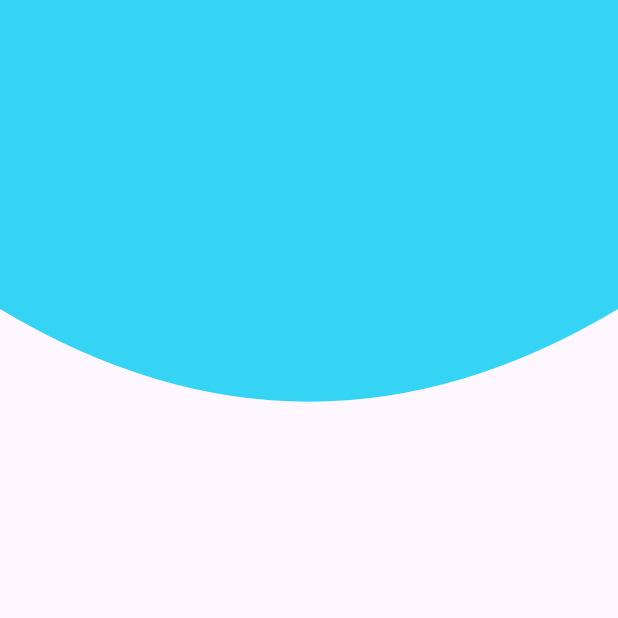
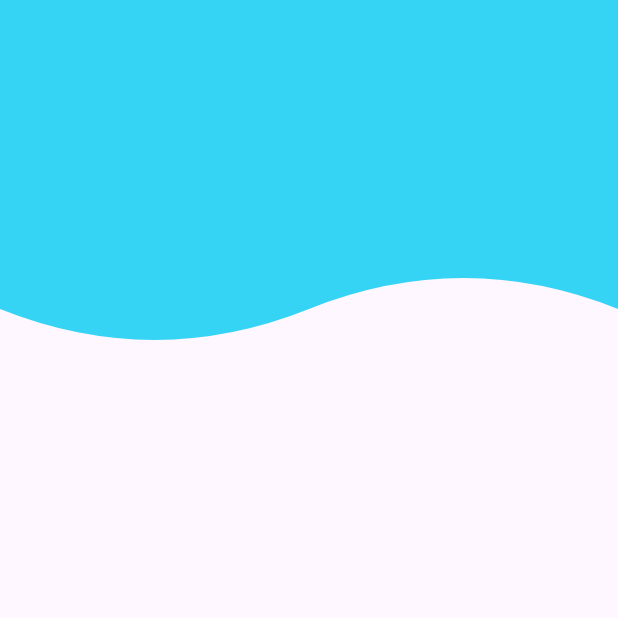
Before and after one commit to brunocoronado49/custom_painter, a Flutter app: the screen it shows after launch, on a phone screen of 412 x 824 dp, the top half of it. Run offline on Flutter 3.47's test engine with Material 3 defaults, Android fonts, the phone set to English and light mode, and no system bars.

Commit message:
💄 Finish section one

```diff
--- a/lib/presentation/screens/header_screen.dart
+++ b/lib/presentation/screens/header_screen.dart
@@ -7,7 +7,7 @@ class HeaderScreen extends StatelessWidget {
   @override
   Widget build(BuildContext context) {
     return Scaffold(
-      body: HeaderCurvo(),
+      body: HeaderWaves(),
     );
   }
 }
--- a/lib/presentation/widgets/headers.dart
+++ b/lib/presentation/widgets/headers.dart
@@ -181,7 +181,7 @@ class _HeaderCurvoPainter extends CustomPainter {
     final path = Path();
 
     path.lineTo(0, size.height * 0.25);
-    path.quadraticBezierTo(size.width * 0.5, size.height * 0.40, size.width, size.height * 0.25);
+    path.quadraticBezierTo(size.width * 0.5, size.height * 0.55, size.width, size.height * 0.25);
     path.lineTo(size.width, 0);
 
     canvas.drawPath(path, lapiz);
@@ -193,3 +193,44 @@ class _HeaderCurvoPainter extends CustomPainter {
   }
 
 }
+
+class HeaderWaves extends StatelessWidget {
+  const HeaderWaves({super.key});
+
+  @override
+  Widget build(BuildContext context) {
+    return SizedBox(
+      height: double.infinity,
+      width: double.infinity,
+      child: CustomPaint(
+        painter: _HeaderWavesPainter(),
+      ),
+    );
+  }
+}
+
+class _HeaderWavesPainter extends CustomPainter {
+  @override
+  void paint(Canvas canvas, Size size) {
+    final lapiz = Paint();
+
+    lapiz.color = Color.fromARGB(255, 54, 212, 244);
+    lapiz.style = PaintingStyle.fill;
+    lapiz.strokeWidth = 15;
+
+    final path = Path();
+
+    path.lineTo(0, size.height * 0.25);
+    path.quadraticBezierTo(size.width * 0.25, size.height * 0.30, size.width * 0.5, size.height * 0.25);
+    path.quadraticBezierTo(size.width * 0.75, size.height * 0.20, size.width, size.height * 0.25);
+    path.lineTo(size.width, 0);
+
+    canvas.drawPath(path, lapiz);
+  }
+
+  @override
+  bool shouldRepaint(covariant CustomPainter oldDelegate) {
+    return true;
+  }
+
+}
```
